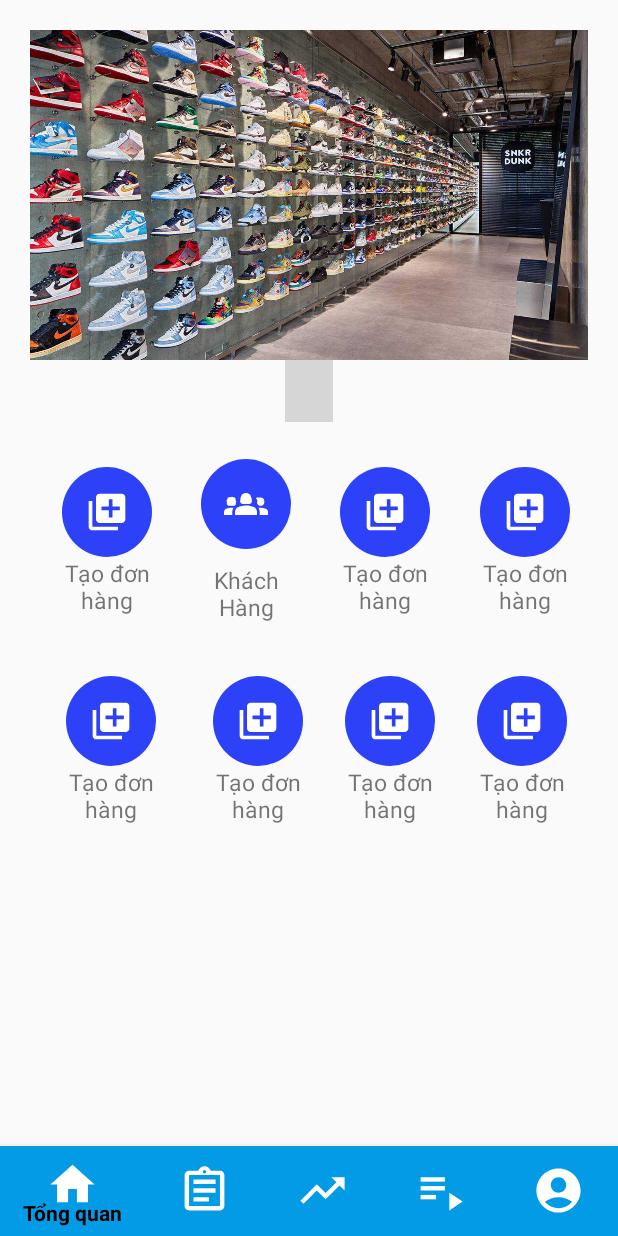
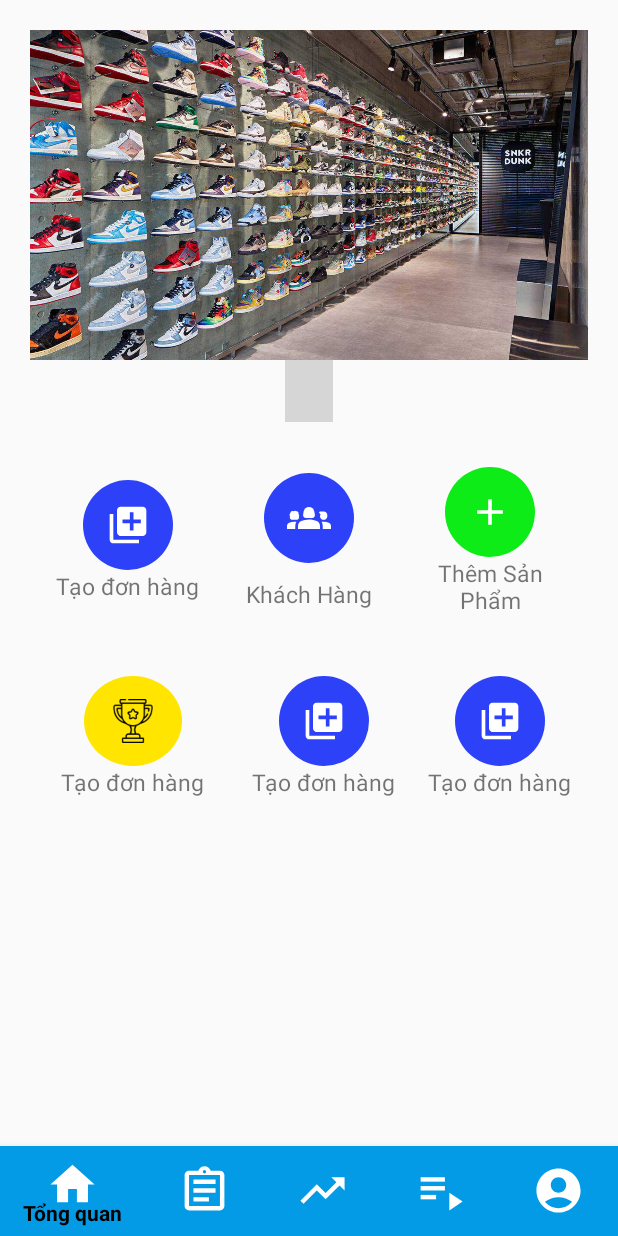
Before and after one commit to DuongDucDuy25/DuAn1_Project1, an Android app: the frg_tongquan screen opened directly, with no data from a screen before it, on a phone screen of 412 x 824 dp. Run offline under Robolectric (Android 15) with nearby library versions, the phone set to English and light mode, and no system bars; libraries missing offline, so code that uses them is left out: me.relex.circleindicator; plain views replace CircleIndicator; 2 statements that could not run were skipped; grey boxes are pictures that could not be loaded.

Commit message:
Commit message

```diff
--- /dev/null
+++ b/app/src/main/java/fpoly/htdshoes_pro1121/AdapterAdmin/DonHangAdapter.java
@@ -0,0 +1,2 @@
+package fpoly.htdshoes_pro1121.AdapterAdmin;public class DonHangAdapter {
+}
--- /dev/null
+++ b/app/src/main/java/fpoly/htdshoes_pro1121/Dao/DonHangDao.java
@@ -0,0 +1,2 @@
+package fpoly.htdshoes_pro1121.Dao;public class DonHangDao {
+}
--- /dev/null
+++ b/app/src/main/java/fpoly/htdshoes_pro1121/Model/DonHang.java
@@ -0,0 +1,2 @@
+package fpoly.htdshoes_pro1121.Model;public class DonHang {
+}
--- /dev/null
+++ b/app/src/main/res/drawable/baseline_add_24.xml
@@ -0,0 +1,5 @@
+<vector android:height="24dp" android:tint="#FFFFFF"
+    android:viewportHeight="24" android:viewportWidth="24"
+    android:width="24dp" xmlns:android="http://schemas.android.com/apk/res/android">
+    <path android:fillColor="@android:color/white" android:pathData="M19,13h-6v6h-2v-6H5v-2h6V5h2v6h6v2z"/>
+</vector>
--- /dev/null
+++ b/app/src/main/res/drawable/item_tongquan2.xml
@@ -0,0 +1,9 @@
+<?xml version="1.0" encoding="utf-8"?>
+<shape xmlns:android="http://schemas.android.com/apk/res/android"
+    android:shape="oval">
+
+    <solid android:color="#0DEC16"
+        />
+    <size android:width="60dp"
+        />
+</shape>
--- /dev/null
+++ b/app/src/main/res/drawable/item_tongquan3.xml
@@ -0,0 +1,9 @@
+<?xml version="1.0" encoding="utf-8"?>
+<shape xmlns:android="http://schemas.android.com/apk/res/android"
+    android:shape="oval">
+
+    <solid android:color="#FFE500"
+        />
+    <size android:width="60dp"
+        />
+</shape>
--- a/app/src/main/res/layout/fragment_frg_tongquan.xml
+++ b/app/src/main/res/layout/fragment_frg_tongquan.xml
@@ -73,6 +73,7 @@
                />
        </LinearLayout>
        <LinearLayout
+           android:id="@+id/btnThemSanPham"
            android:layout_width="0dp"
            android:layout_height="wrap_content"
            android:layout_weight="1"
@@ -84,37 +85,17 @@
                android:layout_width="wrap_content"
                android:layout_height="60dp"
                android:padding="15dp"
-               android:src="@drawable/baseline_library_add_24"
-               android:background="@drawable/item_tongquan"/>
+               android:src="@drawable/baseline_add_24"
+               android:background="@drawable/item_tongquan2"/>
            <TextView
                android:layout_width="wrap_content"
                android:layout_height="wrap_content"
-               android:text="Tạo đơn hàng"
+               android:text="Thêm Sản Phẩm"
                android:textSize="15dp"
                android:gravity="center"
                />
        </LinearLayout>
-       <LinearLayout
-           android:layout_width="0dp"
-           android:layout_height="wrap_content"
-           android:layout_weight="1"
-           android:orientation="vertical"
-           android:gravity="center"
-           >
-           <ImageView
-               android:layout_width="wrap_content"
-               android:layout_height="60dp"
-               android:padding="15dp"
-               android:src="@drawable/baseline_library_add_24"
-               android:background="@drawable/item_tongquan"/>
-           <TextView
-               android:layout_width="wrap_content"
-               android:layout_height="wrap_content"
-               android:text="Tạo đơn hàng"
-               android:textSize="15dp"
-               android:gravity="center"
-               />
-       </LinearLayout>
+
    </LinearLayout>
     <LinearLayout
         android:layout_width="match_parent"
@@ -125,6 +106,7 @@
         android:layout_marginLeft="20dp"
         android:layout_marginBottom="20dp">
         <LinearLayout
+            android:id="@+id/BestSeller"
             android:layout_width="0dp"
             android:layout_height="wrap_content"
             android:layout_weight="1"
@@ -133,11 +115,11 @@
             android:layout_margin="10dp"
             >
             <ImageView
-                android:layout_width="wrap_content"
+                android:layout_width="65dp"
                 android:layout_height="60dp"
                 android:padding="15dp"
-                android:src="@drawable/baseline_library_add_24"
-                android:background="@drawable/item_tongquan"
+                android:src="@drawable/cup1"
+                android:background="@drawable/item_tongquan3"
                 />
             <TextView
                 android:layout_width="wrap_content"
@@ -189,27 +171,7 @@
                 android:gravity="center"
                 />
         </LinearLayout>
-        <LinearLayout
-            android:layout_width="0dp"
-            android:layout_height="wrap_content"
-            android:layout_weight="1"
-            android:orientation="vertical"
-            android:gravity="center"
-            >
-            <ImageView
-                android:layout_width="wrap_content"
-                android:layout_height="60dp"
-                android:padding="15dp"
-                android:src="@drawable/baseline_library_add_24"
-                android:background="@drawable/item_tongquan"/>
-            <TextView
-                android:layout_width="wrap_content"
-                android:layout_height="wrap_content"
-                android:text="Tạo đơn hàng"
-                android:textSize="15dp"
-                android:gravity="center"
-                />
-        </LinearLayout>
+
     </LinearLayout>
 
 </LinearLayout>
--- /dev/null
+++ b/app/src/main/res/layout/item_donhangadmin.xml
@@ -0,0 +1,6 @@
+<?xml version="1.0" encoding="utf-8"?>
+<androidx.constraintlayout.widget.ConstraintLayout xmlns:android="http://schemas.android.com/apk/res/android"
+             android:layout_width="match_parent"
+             android:layout_height="match_parent">
+
+</androidx.constraintlayout.widget.ConstraintLayout>
```
Also changed, not shown: app/src/main/java/fpoly/htdshoes_pro1121/Dao/TaiKhoanDao.java (+11 -0 lines), app/src/main/java/fpoly/htdshoes_pro1121/Database/DBHelper.java (+4 -3 lines), app/src/main/java/fpoly/htdshoes_pro1121/KhachHangActivity.java (+82 -0 lines), app/src/main/res/drawable/clipboard.png (added), app/src/main/res/drawable/cup1.png (added).
